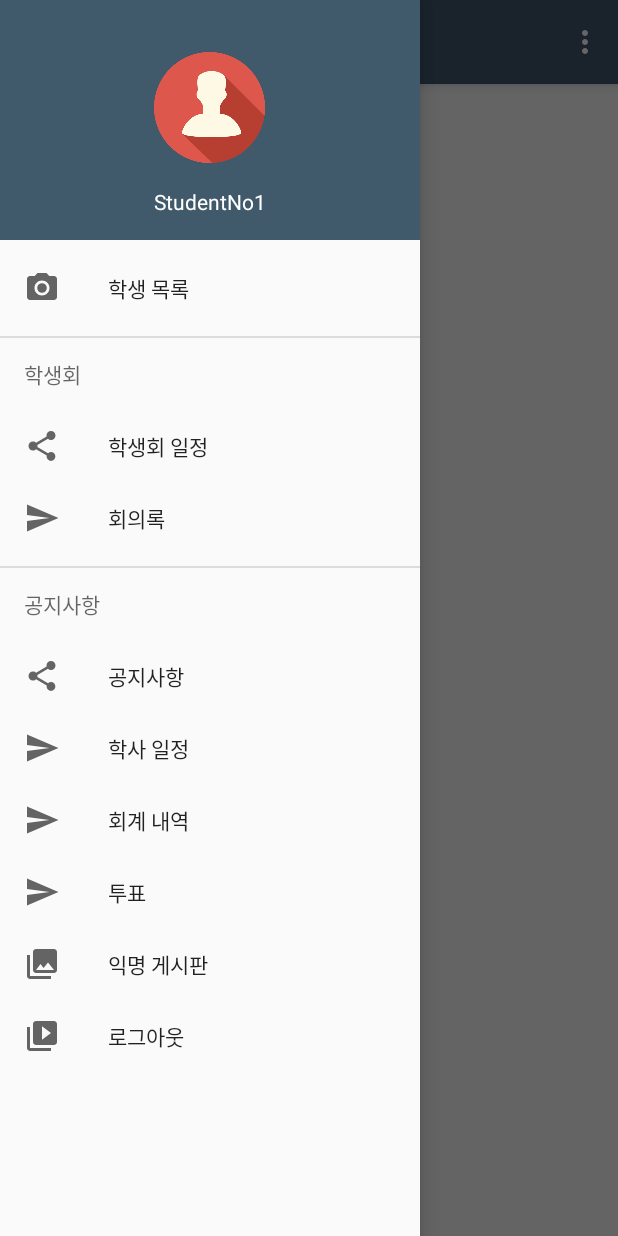
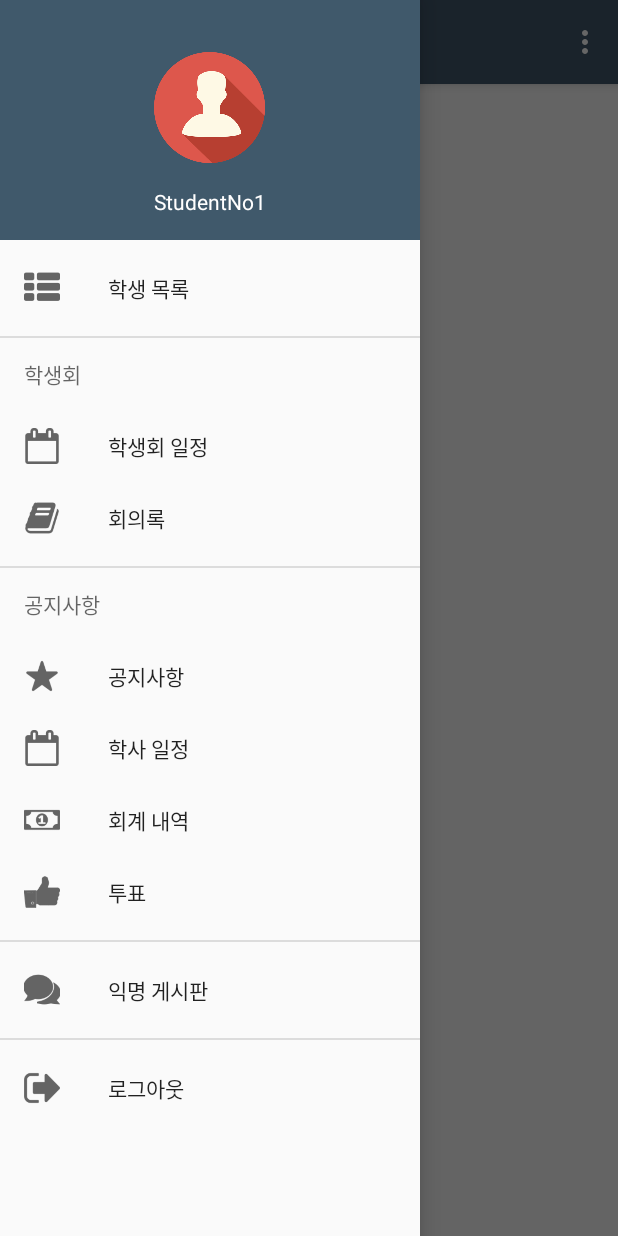
Before and after one commit to Mindo01/SKHUter_Android, an Android app: the MainActivity screen opened directly, with no data from a screen before it, with the side drawer open, on a phone screen of 412 x 824 dp. Run offline under Robolectric (Android 15) with nearby library versions, the phone set to English and light mode, and no system bars.

Commit message:
네비게이션 드로워 메뉴 아이템들 아이콘 설정 완료

```diff
--- a/SKHUter/app/src/main/res/menu/activity_main_drawer.xml
+++ b/SKHUter/app/src/main/res/menu/activity_main_drawer.xml
@@ -1,50 +1,64 @@
 <?xml version="1.0" encoding="utf-8"?>
 <menu xmlns:android="http://schemas.android.com/apk/res/android">
 
-    <group android:checkableBehavior="single">
+    <group
+        android:id="@+id/group"
+        android:checkableBehavior="single">
         <item
             android:id="@+id/nav_user_list"
-            android:icon="@drawable/ic_menu_camera"
+            android:icon="@drawable/ic_user_list"
             android:title="학생 목록" />
-        <item android:title="학생회">
-            <menu>
-                <item
+        <item
+            android:title="학생회"
+            android:icon="@drawable/ic_council"
+            android:id="@+id/group1">
+        <menu android:checkableBehavior="single" android:id="@+id/menu1">
+            <group android:checkableBehavior="single">
+            <item
                     android:id="@+id/nav_schedule"
-                    android:icon="@drawable/ic_menu_share"
+                    android:icon="@drawable/ic_schedule"
                     android:title="학생회 일정" />
                 <item
                     android:id="@+id/nav_meeting_note"
-                    android:icon="@drawable/ic_menu_send"
+                    android:icon="@drawable/ic_meeting_note"
                     android:title="회의록" />
-            </menu>
-        </item>
-        <item android:title="공지사항">
-            <menu>
+            </group>
+        </menu></item>
+        <item
+            android:title="공지사항"
+            android:icon="@drawable/ic_notice1"
+            android:id="@+id/group2">
+        <menu android:checkableBehavior="single" android:id="@+id/menu2">
+            <group android:checkableBehavior="single">
                 <item
                     android:id="@+id/nav_notice"
-                    android:icon="@drawable/ic_menu_share"
+                    android:icon="@drawable/ic_notice2"
                     android:title="공지사항" />
                 <item
                     android:id="@+id/nav_stu_schedule"
-                    android:icon="@drawable/ic_menu_send"
+                    android:icon="@drawable/ic_schedule"
                     android:title="학사 일정" />
                 <item
                     android:id="@+id/nav_account"
-                    android:icon="@drawable/ic_menu_send"
+                    android:icon="@drawable/ic_account"
                     android:title="회계 내역" />
                 <item
                     android:id="@+id/nav_vote"
-                    android:icon="@drawable/ic_menu_send"
+                    android:icon="@drawable/ic_vote"
                     android:title="투표" />
-            </menu>
-        </item>
+            </group>
+        </menu></item>
+        <group
+            android:checkableBehavior="single"
+            android:id="@+id/group3">
         <item
             android:id="@+id/nav_board"
-            android:icon="@drawable/ic_menu_gallery"
+            android:icon="@drawable/ic_board"
             android:title="익명 게시판" />
+        </group>
         <item
             android:id="@+id/nav_logout"
-            android:icon="@drawable/ic_menu_slideshow"
+            android:icon="@drawable/ic_logout"
             android:title="로그아웃" />
     </group>
 
```
Also changed, not shown: SKHUter/app/src/main/res/drawable/ic_account.png (added), SKHUter/app/src/main/res/drawable/ic_board.png (added), SKHUter/app/src/main/res/drawable/ic_council.png (added), SKHUter/app/src/main/res/drawable/ic_logout.png (added), SKHUter/app/src/main/res/drawable/ic_meeting_note.png (added), SKHUter/app/src/main/res/drawable/ic_notice1.png (added), SKHUter/app/src/main/res/drawable/ic_notice2.png (added), SKHUter/app/src/main/res/drawable/ic_schedule.png (added), SKHUter/app/src/main/res/drawable/ic_user_list.png (added), SKHUter/app/src/main/res/drawable/ic_vote.png (added).
